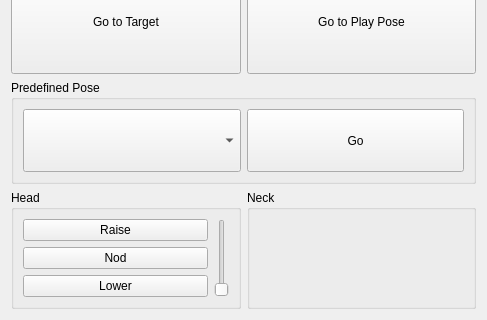
Old version of the form ui/form.ui in the repository demorise/cobot_demo; both pictures show x 0 to 487 and y 151 to 471 of the 487 by 471 pixel window.
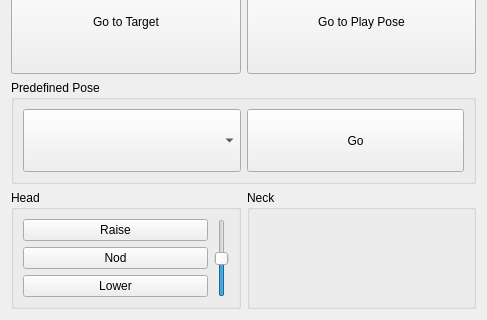
New version of the form.

Commit message: added raise head, lower head, head slider

What changed in the file:
```diff
--- a/ui/form.ui
+++ b/ui/form.ui
@@ -147,7 +147,16 @@
        </layout>
       </item>
       <item>
-       <widget class="QSlider" name="verticalSlider">
+       <widget class="QSlider" name="headSlider">
+        <property name="minimum">
+         <number>-100</number>
+        </property>
+        <property name="maximum">
+         <number>100</number>
+        </property>
+        <property name="tracking">
+         <bool>false</bool>
+        </property>
         <property name="orientation">
          <enum>Qt::Vertical</enum>
         </property>
```
The commit also changes 4 other files.
